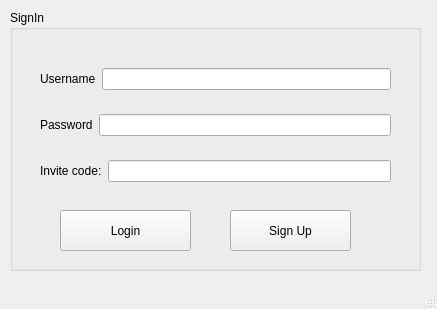
First picture: the form in interface/mainwindow.ui, repository DeliTrbat/LearNet, before the edit.
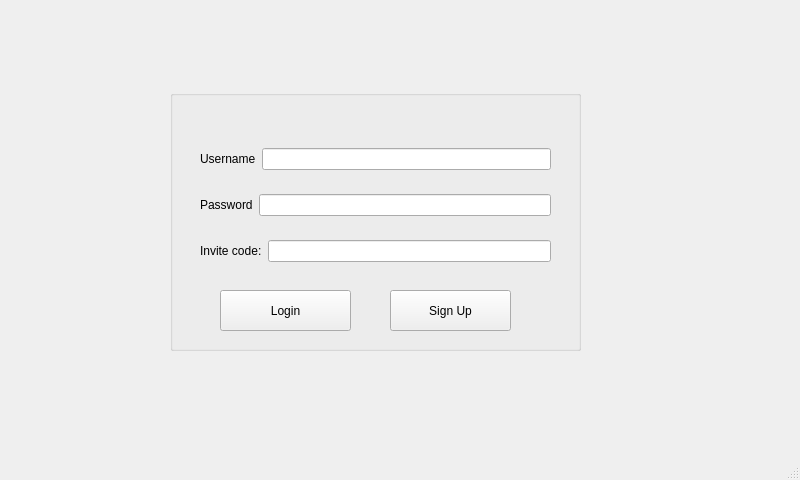
Second picture: the form after the edit.

What changed in the file:
```diff
--- a/interface/mainwindow.ui
+++ b/interface/mainwindow.ui
@@ -6,8 +6,8 @@
    <rect>
     <x>0</x>
     <y>0</y>
-    <width>437</width>
-    <height>309</height>
+    <width>800</width>
+    <height>480</height>
    </rect>
   </property>
   <property name="windowTitle">
@@ -17,17 +17,27 @@
    <bool>false</bool>
   </property>
   <widget class="QWidget" name="centralwidget">
-   <widget class="QGroupBox" name="groupBox">
+   <widget class="QStackedWidget" name="stackedWidget">
     <property name="geometry">
      <rect>
-      <x>10</x>
+      <x>30</x>
       <y>10</y>
+      <width>661</width>
+      <height>421</height>
+     </rect>
+    </property>
+    <widget class="QWidget" name="page">
+     <widget class="QGroupBox" name="groupBox">
+      <property name="geometry">
+       <rect>
+        <x>140</x>
+        <y>80</y>
       <width>411</width>
       <height>261</height>
      </rect>
     </property>
     <property name="title">
-     <string>SignIn</string>
+       <string/>
     </property>
     <widget class="QPushButton" name="pushButton_Login">
      <property name="geometry">
@@ -55,7 +65,7 @@
       <string>Sign Up</string>
      </property>
     </widget>
-    <widget class="QWidget" name="">
+      <widget class="QWidget" name="layoutWidget">
      <property name="geometry">
       <rect>
        <x>30</x>
@@ -115,6 +125,9 @@
     </widget>
    </widget>
   </widget>
+    <widget class="QWidget" name="page_2"/>
+   </widget>
+  </widget>
   <widget class="QMenuBar" name="menubar">
    <property name="geometry">
     <rect>
```
Left out of the diff: 2 changed lines with no effect on the pictures. Lines whose indentation alone changed are shown as unchanged.
